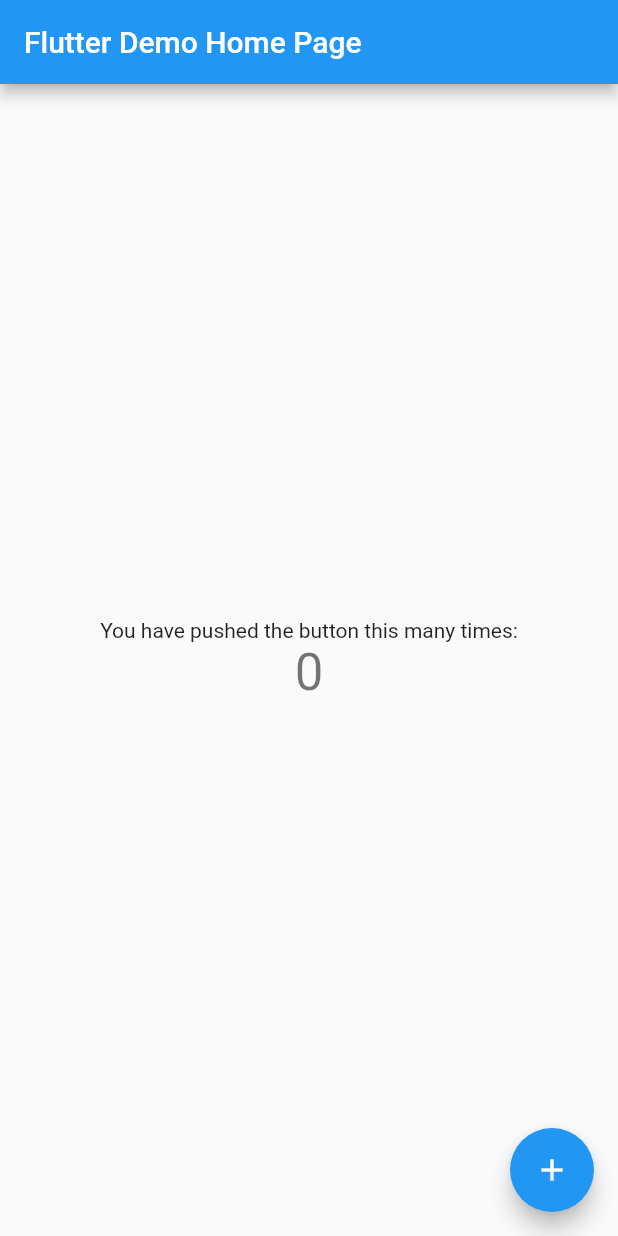
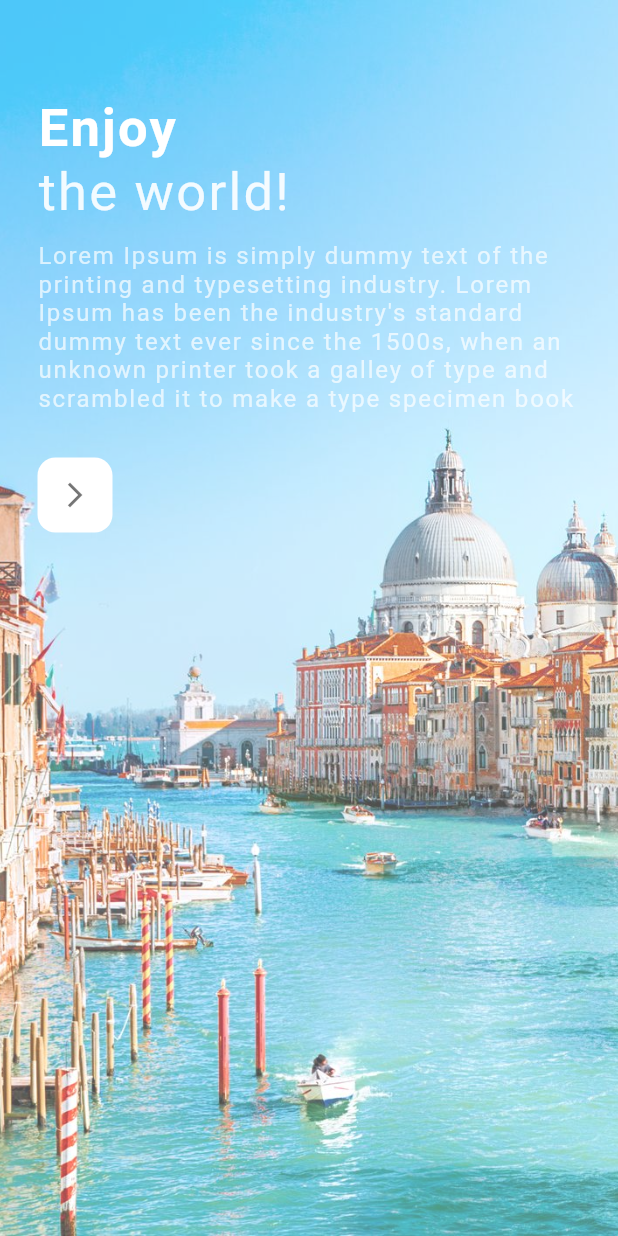
Before and after one commit to DUCUY/hotel, a Flutter app: the screen it shows after launch, on a phone screen of 412 x 824 dp. Run offline on Flutter 3.47's test engine with Material 2 defaults, Android fonts, the phone set to English and light mode, and no system bars.

```diff
--- a/lib/main.dart
+++ b/lib/main.dart
@@ -1,115 +1,31 @@
 import 'package:flutter/material.dart';
+import 'package:flutter/services.dart';
+import './screens/welcome_screen.dart';
 
 void main() {
-  runApp(const MyApp());
+  runApp(MyApp());
 }
 
-class MyApp extends StatelessWidget {
-  const MyApp({super.key});
-
-  // This widget is the root of your application.
+class MyApp extends StatefulWidget {
   @override
-  Widget build(BuildContext context) {
-    return MaterialApp(
-      title: 'Flutter Demo',
-      theme: ThemeData(
-        // This is the theme of your application.
-        //
-        // Try running your application with "flutter run". You'll see the
-        // application has a blue toolbar. Then, without quitting the app, try
-        // changing the primarySwatch below to Colors.green and then invoke
-        // "hot reload" (press "r" in the console where you ran "flutter run",
-        // or simply save your changes to "hot reload" in a Flutter IDE).
-        // Notice that the counter didn't reset back to zero; the application
-        // is not restarted.
-        primarySwatch: Colors.blue,
-      ),
-      home: const MyHomePage(title: 'Flutter Demo Home Page'),
-    );
-  }
+  State<MyApp> createState() => _MyAppState();
 }
 
-class MyHomePage extends StatefulWidget {
-  const MyHomePage({super.key, required this.title});
-
-  // This widget is the home page of your application. It is stateful, meaning
-  // that it has a State object (defined below) that contains fields that affect
-  // how it looks.
-
-  // This class is the configuration for the state. It holds the values (in this
-  // case the title) provided by the parent (in this case the App widget) and
-  // used by the build method of the State. Fields in a Widget subclass are
-  // always marked "final".
-
-  final String title;
-
+class _MyAppState extends State<MyApp> {
   @override
-  State<MyHomePage> createState() => _MyHomePageState();
-}
-
-class _MyHomePageState extends State<MyHomePage> {
-  int _counter = 0;
-
-  void _incrementCounter() {
-    setState(() {
-      // This call to setState tells the Flutter framework that something has
-      // changed in this State, which causes it to rerun the build method below
-      // so that the display can reflect the updated values. If we changed
-      // _counter without calling setState(), then the build method would not be
-      // called again, and so nothing would appear to happen.
-      _counter++;
-    });
+  void initState() {
+    super.initState();
+    SystemChrome.setEnabledSystemUIMode(SystemUiMode.immersive);
   }
 
   @override
   Widget build(BuildContext context) {
-    // This method is rerun every time setState is called, for instance as done
-    // by the _incrementCounter method above.
-    //
-    // The Flutter framework has been optimized to make rerunning build methods
-    // fast, so that you can just rebuild anything that needs updating rather
-    // than having to individually change instances of widgets.
-    return Scaffold(
-      appBar: AppBar(
-        // Here we take the value from the MyHomePage object that was created by
-        // the App.build method, and use it to set our appbar title.
-        title: Text(widget.title),
+    return MaterialApp(
+      debugShowCheckedModeBanner: false,
+      theme: ThemeData(
+        scaffoldBackgroundColor: Color(0xFFEDF2F6),
       ),
-      body: Center(
-        // Center is a layout widget. It takes a single child and positions it
-        // in the middle of the parent.
-        child: Column(
-          // Column is also a layout widget. It takes a list of children and
-          // arranges them vertically. By default, it sizes itself to fit its
-          // children horizontally, and tries to be as tall as its parent.
-          //
-          // Invoke "debug painting" (press "p" in the console, choose the
-          // "Toggle Debug Paint" action from the Flutter Inspector in Android
-          // Studio, or the "Toggle Debug Paint" command in Visual Studio Code)
-          // to see the wireframe for each widget.
-          //
-          // Column has various properties to control how it sizes itself and
-          // how it positions its children. Here we use mainAxisAlignment to
-          // center the children vertically; the main axis here is the vertical
-          // axis because Columns are vertical (the cross axis would be
-          // horizontal).
-          mainAxisAlignment: MainAxisAlignment.center,
-          children: <Widget>[
-            const Text(
-              'You have pushed the button this many times:',
-            ),
-            Text(
-              '$_counter',
-              style: Theme.of(context).textTheme.headline4,
-            ),
-          ],
-        ),
-      ),
-      floatingActionButton: FloatingActionButton(
-        onPressed: _incrementCounter,
-        tooltip: 'Increment',
-        child: const Icon(Icons.add),
-      ), // This trailing comma makes auto-formatting nicer for build methods.
+      home: WelcomeScreen(),
     );
   }
 }
--- /dev/null
+++ b/lib/screens/welcome_screen.dart
@@ -0,0 +1,82 @@
+// import 'dart:html';
+// import 'dart:ui';
+
+import 'package:flutter/material.dart';
+
+import 'home_screen.dart';
+
+class WelcomeScreen extends StatelessWidget {
+  @override
+  Widget build(BuildContext context) {
+    return Container(
+      decoration: BoxDecoration(
+          image: DecorationImage(
+        image: AssetImage("images/bg.jpg"),
+        fit: BoxFit.cover,
+        opacity: 0.7,
+      )),
+      child: Material(
+        color: Colors.transparent,
+        child: SafeArea(
+            child: Padding(
+          padding: EdgeInsets.symmetric(vertical: 65, horizontal: 25),
+          child: Column(
+            crossAxisAlignment: CrossAxisAlignment.start,
+            children: [
+              Text(
+                "Enjoy",
+                style: TextStyle(
+                  color: Colors.white,
+                  fontSize: 35,
+                  fontWeight: FontWeight.bold,
+                  letterSpacing: 1.5,
+                ),
+              ),
+              SizedBox(height: 2),
+              Text(
+                "the world!",
+                style: TextStyle(
+                  color: Colors.white.withOpacity(0.9),
+                  fontSize: 35,
+                  fontWeight: FontWeight.w400,
+                  letterSpacing: 1.5,
+                ),
+              ),
+              SizedBox(height: 12),
+              Text(
+                "Lorem Ipsum is simply dummy text of the printing and typesetting industry. Lorem Ipsum has been the industry's standard dummy text ever since the 1500s, when an unknown printer took a galley of type and scrambled it to make a type specimen book",
+                style: TextStyle(
+                  color: Colors.white.withOpacity(0.7),
+                  fontSize: 16,
+                  letterSpacing: 1.2,
+                ),
+              ),
+              SizedBox(height: 30),
+              InkWell(
+                onTap: () {
+                  Navigator.push(
+                      context,
+                      MaterialPageRoute(
+                        builder: (context) => Homepage(),
+                      ));
+                },
+                child: Ink(
+                  padding: EdgeInsets.all(15),
+                  decoration: BoxDecoration(
+                    color: Colors.white,
+                    borderRadius: BorderRadius.circular(12),
+                  ),
+                  child: Icon(
+                    Icons.arrow_forward_ios,
+                    color: Colors.black54,
+                    size: 20,
+                  ),
+                ),
+              ),
+            ],
+          ),
+        )),
+      ),
+    );
+  }
+}
--- a/pubspec.yaml
+++ b/pubspec.yaml
@@ -60,8 +60,8 @@ flutter:
   uses-material-design: true
 
   # To add assets to your application, add an assets section, like this:
-  # assets:
-  #   - images/a_dot_burr.jpeg
+  assets:
+    - images/
   #   - images/a_dot_ham.jpeg
 
   # An image asset can refer to one or more resolution-specific "variants", see
```
Also changed, not shown: lib/screens/home_screen.dart (added, +15 -0 lines), lib/widgets/home_app_bar.dart (added, +71 -0 lines), images/bg.jpg (added), images/city1.jpg (added), images/city2.jpg (added), images/city3.jpg (added), images/city4.jpg (added), images/city5.jpg (added), images/city6.jpg (added).
